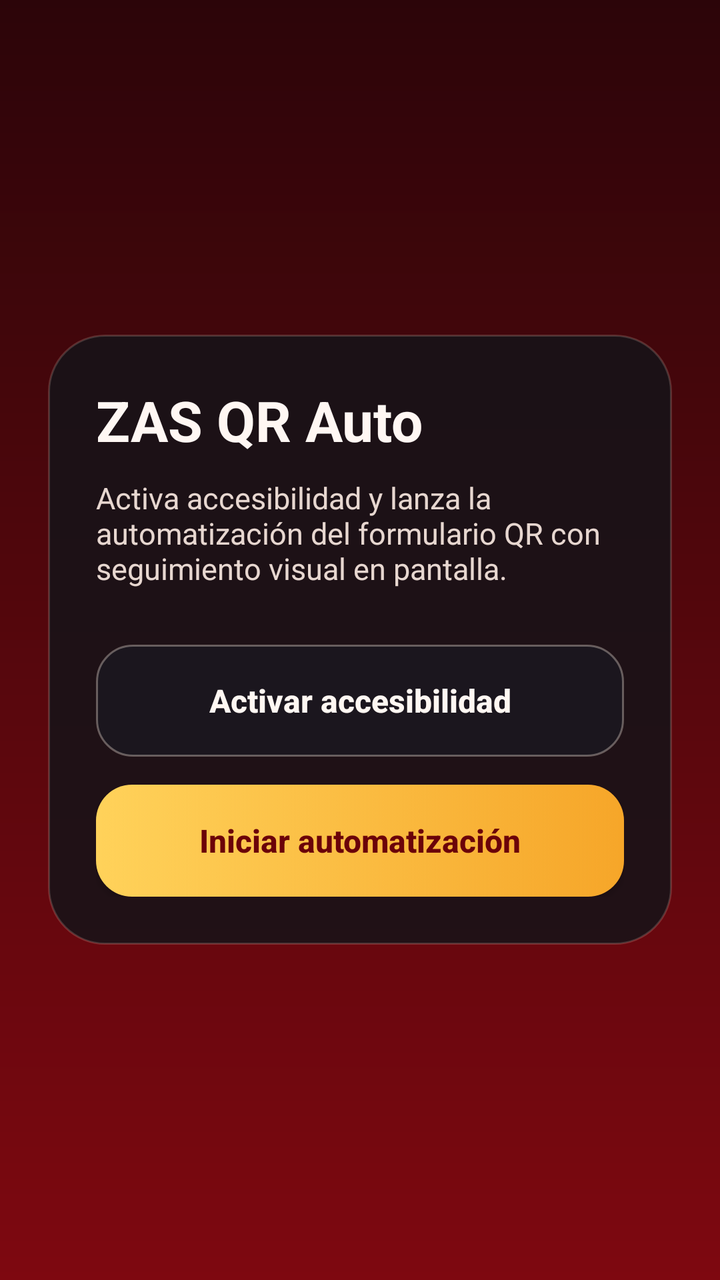
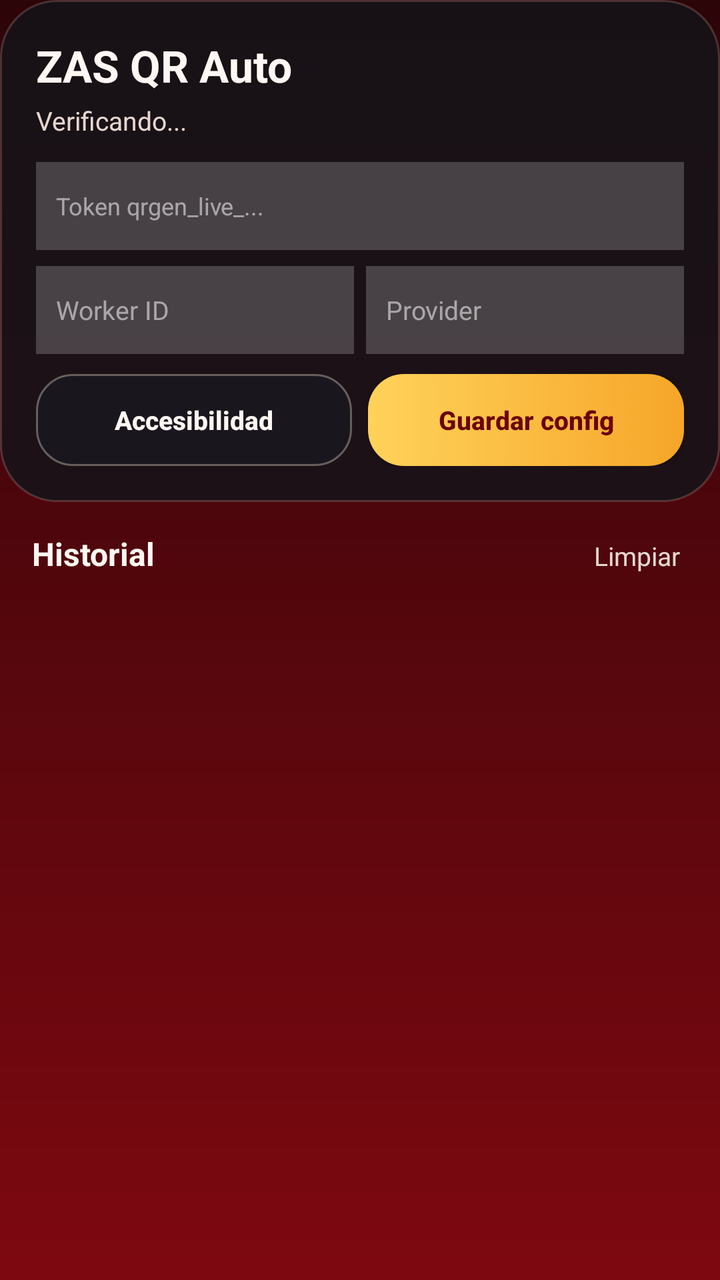

Two renders of the same Android screen: before a commit and after it. Below are the layout's source before the change and the commit's diff.
<!-- AndroidManifest.xml: application theme Theme.ZasMvp -->
<!-- res/layout/activity_main.xml -->
<?xml version="1.0" encoding="utf-8"?>
<LinearLayout xmlns:android="http://schemas.android.com/apk/res/android"
    android:layout_width="match_parent"
    android:layout_height="match_parent"
    android:background="@drawable/bg_main_surface"
    android:gravity="center"
    android:orientation="vertical"
    android:padding="24dp">

    <LinearLayout
        android:layout_width="match_parent"
        android:layout_height="wrap_content"
        android:background="@drawable/bg_panel_card"
        android:elevation="8dp"
        android:orientation="vertical"
        android:padding="24dp">

        <TextView
            android:layout_width="wrap_content"
            android:layout_height="wrap_content"
            android:text="ZAS QR Auto"
            android:textColor="#FFF7F3"
            android:textSize="28sp"
            android:textStyle="bold" />

        <TextView
            android:layout_width="match_parent"
            android:layout_height="wrap_content"
            android:layout_marginTop="10dp"
            android:text="Activa accesibilidad y lanza la automatización del formulario QR con seguimiento visual en pantalla."
            android:textColor="#E7D7D0"
            android:textSize="15sp" />

        <Button
            android:id="@+id/btnSettings"
            android:layout_width="match_parent"
            android:layout_height="56dp"
            android:layout_marginTop="28dp"
            android:background="@drawable/bg_button_secondary"
            android:elevation="2dp"
            android:paddingStart="20dp"
            android:paddingEnd="20dp"
            android:text="Activar accesibilidad"
            android:textAllCaps="false"
            android:textColor="#FFF7F2"
            android:textSize="16sp"
            android:textStyle="bold" />

        <Button
            android:id="@+id/btnStart"
            android:layout_width="match_parent"
            android:layout_height="56dp"
            android:layout_marginTop="14dp"
            android:background="@drawable/bg_button_primary"
            android:elevation="2dp"
            android:paddingStart="20dp"
            android:paddingEnd="20dp"
            android:text="Iniciar automatización"
            android:textAllCaps="false"
            android:textColor="#6B0209"
            android:textSize="16sp"
            android:textStyle="bold" />

    </LinearLayout>

</LinearLayout>
<!-- resources referenced by this layout -->
<resources>
  <!-- drawable bg_button_primary (drawable) -->
  <?xml version="1.0" encoding="utf-8"?>
  <selector xmlns:android="http://schemas.android.com/apk/res/android">
      <item android:state_pressed="true">
          <shape>
              <solid android:color="#F8C66B" />
              <corners android:radius="18dp" />
          </shape>
      </item>
      <item>
          <shape>
              <gradient
                  android:angle="0"
                  android:endColor="#F6A629"
                  android:startColor="#FFD25A" />
              <corners android:radius="18dp" />
          </shape>
      </item>
  </selector>
  <!-- drawable bg_button_secondary (drawable) -->
  <?xml version="1.0" encoding="utf-8"?>
  <selector xmlns:android="http://schemas.android.com/apk/res/android">
      <item android:state_pressed="true">
          <shape>
              <solid android:color="#A2171D26" />
              <corners android:radius="18dp" />
              <stroke
                  android:width="1dp"
                  android:color="#66FFF2E8" />
          </shape>
      </item>
      <item>
          <shape>
              <solid android:color="#7A171D26" />
              <corners android:radius="18dp" />
              <stroke
                  android:width="1dp"
                  android:color="#55FFF2E8" />
          </shape>
      </item>
  </selector>
  <!-- drawable bg_main_surface (drawable) -->
  <?xml version="1.0" encoding="utf-8"?>
  <shape xmlns:android="http://schemas.android.com/apk/res/android">
      <gradient
          android:angle="270"
          android:endColor="#7E0810"
          android:startColor="#2C0509" />
  </shape>
  <!-- drawable bg_panel_card (drawable) -->
  <?xml version="1.0" encoding="utf-8"?>
  <shape xmlns:android="http://schemas.android.com/apk/res/android">
      <solid android:color="#D6141418" />
      <corners android:radius="28dp" />
      <stroke
          android:width="1dp"
          android:color="#2EFBE2D2" />
  </shape>
  <style name="Theme.ZasMvp" parent="Theme.MaterialComponents.DayNight.NoActionBar" />
</resources>

<!-- the commit's change to res/layout/activity_main.xml (unified diff, before → after) -->
@@ -3,9 +3,7 @@
     android:layout_width="match_parent"
     android:layout_height="match_parent"
     android:background="@drawable/bg_main_surface"
-    android:gravity="center"
-    android:orientation="vertical"
-    android:padding="24dp">
+    android:orientation="vertical">
 
     <LinearLayout
         android:layout_width="match_parent"
@@ -13,54 +11,139 @@
         android:background="@drawable/bg_panel_card"
         android:elevation="8dp"
         android:orientation="vertical"
-        android:padding="24dp">
+        android:padding="18dp">
 
         <TextView
             android:layout_width="wrap_content"
             android:layout_height="wrap_content"
             android:text="ZAS QR Auto"
             android:textColor="#FFF7F3"
-            android:textSize="28sp"
+            android:textSize="22sp"
             android:textStyle="bold" />
 
         <TextView
+            android:id="@+id/tvStatus"
+            android:layout_width="match_parent"
+            android:layout_height="wrap_content"
+            android:layout_marginTop="4dp"
+            android:text="Verificando..."
+            android:textColor="#E7D7D0"
+            android:textSize="13sp" />
+
+        <EditText
+            android:id="@+id/etToken"
+            android:layout_width="match_parent"
+            android:layout_height="44dp"
+            android:layout_marginTop="12dp"
+            android:background="#33FFFFFF"
+            android:hint="Token qrgen_live_..."
+            android:inputType="textVisiblePassword"
+            android:padding="10dp"
+            android:textColor="#FFF7F3"
+            android:textColorHint="#88FFFFFF"
+            android:textSize="12sp" />
+
+        <LinearLayout
+            android:layout_width="match_parent"
+            android:layout_height="wrap_content"
+            android:layout_marginTop="8dp"
+            android:orientation="horizontal">
+
+            <EditText
+                android:id="@+id/etWorkerId"
+                android:layout_width="0dp"
+                android:layout_height="44dp"
+                android:layout_marginEnd="6dp"
+                android:layout_weight="1"
+                android:background="#33FFFFFF"
+                android:hint="Worker ID"
+                android:inputType="text"
+                android:padding="10dp"
+                android:textColor="#FFF7F3"
+                android:textColorHint="#88FFFFFF"
+                android:textSize="13sp" />
+
+            <EditText
+                android:id="@+id/etProvider"
+                android:layout_width="0dp"
+                android:layout_height="44dp"
+                android:layout_weight="1"
+                android:background="#33FFFFFF"
+                android:hint="Provider"
+                android:inputType="text"
+                android:padding="10dp"
+                android:textColor="#FFF7F3"
+                android:textColorHint="#88FFFFFF"
+                android:textSize="13sp" />
+        </LinearLayout>
+
+        <LinearLayout
             android:layout_width="match_parent"
             android:layout_height="wrap_content"
             android:layout_marginTop="10dp"
-            android:text="Activa accesibilidad y lanza la automatización del formulario QR con seguimiento visual en pantalla."
-            android:textColor="#E7D7D0"
-            android:textSize="15sp" />
+            android:orientation="horizontal">
 
-        <Button
-            android:id="@+id/btnSettings"
-            android:layout_width="match_parent"
-            android:layout_height="56dp"
-            android:layout_marginTop="28dp"
-            android:background="@drawable/bg_button_secondary"
-            android:elevation="2dp"
-            android:paddingStart="20dp"
-            android:paddingEnd="20dp"
-            android:text="Activar accesibilidad"
-            android:textAllCaps="false"
-            android:textColor="#FFF7F2"
+            <Button
+                android:id="@+id/btnSettings"
+                android:layout_width="0dp"
+                android:layout_height="46dp"
+                android:layout_marginEnd="8dp"
+                android:layout_weight="1"
+                android:background="@drawable/bg_button_secondary"
+                android:text="Accesibilidad"
+                android:textAllCaps="false"
+                android:textColor="#FFF7F2"
+                android:textSize="13sp"
+                android:textStyle="bold" />
+
+            <Button
+                android:id="@+id/btnSave"
+                android:layout_width="0dp"
+                android:layout_height="46dp"
+                android:layout_weight="1"
+                android:background="@drawable/bg_button_primary"
+                android:text="Guardar config"
+                android:textAllCaps="false"
+                android:textColor="#6B0209"
+                android:textSize="13sp"
+                android:textStyle="bold" />
+        </LinearLayout>
+    </LinearLayout>
+
+    <LinearLayout
+        android:layout_width="match_parent"
+        android:layout_height="wrap_content"
+        android:paddingStart="16dp"
+        android:paddingEnd="16dp"
+        android:paddingTop="14dp"
+        android:paddingBottom="6dp"
+        android:orientation="horizontal">
+
+        <TextView
+            android:layout_width="0dp"
+            android:layout_height="wrap_content"
+            android:layout_weight="1"
+            android:text="Historial"
+            android:textColor="#FFF7F3"
             android:textSize="16sp"
             android:textStyle="bold" />
 
-        <Button
-            android:id="@+id/btnStart"
-            android:layout_width="match_parent"
-            android:layout_height="56dp"
-            android:layout_marginTop="14dp"
-            android:background="@drawable/bg_button_primary"
-            android:elevation="2dp"
-            android:paddingStart="20dp"
-            android:paddingEnd="20dp"
-            android:text="Iniciar automatización"
-            android:textAllCaps="false"
-            android:textColor="#6B0209"
-            android:textSize="16sp"
-            android:textStyle="bold" />
-
+        <TextView
+            android:id="@+id/tvClear"
+            android:layout_width="wrap_content"
+            android:layout_height="wrap_content"
+            android:padding="4dp"
+            android:text="Limpiar"
+            android:textColor="#E7D7D0"
+            android:textSize="13sp" />
     </LinearLayout>
 
+    <androidx.recyclerview.widget.RecyclerView
+        android:id="@+id/rvHistory"
+        android:layout_width="match_parent"
+        android:layout_height="0dp"
+        android:layout_weight="1"
+        android:clipToPadding="false"
+        android:padding="12dp" />
+
 </LinearLayout>
